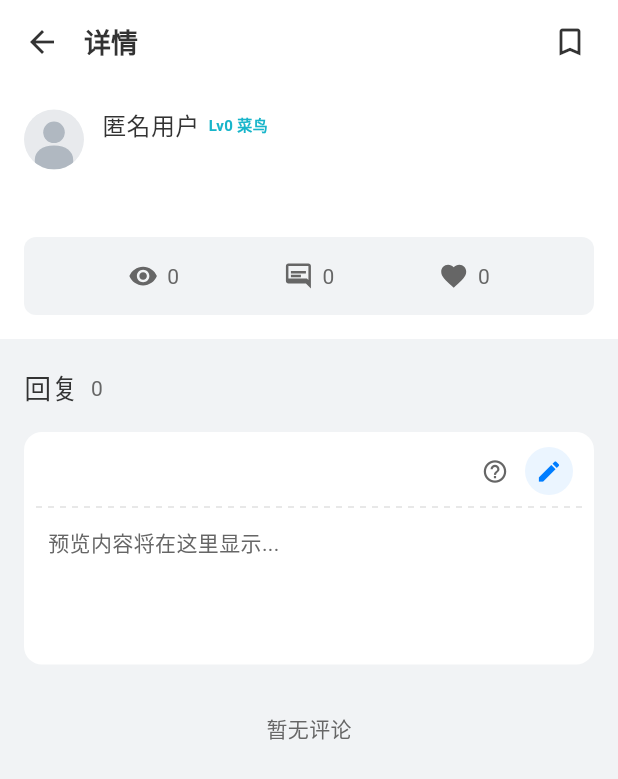
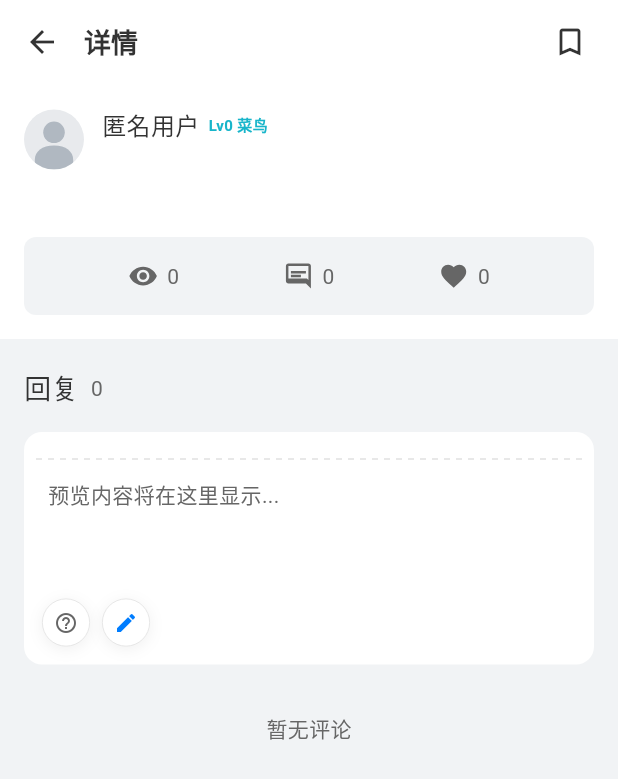
Before and after one commit to howtomakeaname/SSEMarket-X, a Flutter app: the PostDetailPage screen opened directly with empty values, after a tap on the "visibility" icon, on a phone screen of 412 x 824 dp. Shown: the top 779 px of the screen. Run offline on Flutter 3.47's test engine with Material 3 defaults, Android fonts, the phone set to English and light mode, and no system bars; our stand-ins replace extended_image, flutter_markdown, flutter_svg, image_picker, package_info_plus, shared_preferences and 1 more; missing offline and left inert: encrypt, flutter_math_fork, markdown, markdown_widget; accounts and stored records are empty.

Commit message:
feat(comment): 优化回复区输入组件布局

```diff
--- a/lib/shared/components/feedback/comment_input.dart
+++ b/lib/shared/components/feedback/comment_input.dart
@@ -255,11 +255,45 @@ class _CommentInputState extends State<CommentInput> {
           else
             _buildEditor(),
           const SizedBox(height: 6),
-          // 悬浮按钮组
+          // 底部按钮组
+          Padding(
+            padding: const EdgeInsets.symmetric(horizontal: 4),
+            child: Row(
+              mainAxisAlignment: MainAxisAlignment.spaceBetween,
+              children: [
+                // 左侧：帮助和预览按钮
+                Row(
+                  mainAxisSize: MainAxisSize.min,
+                  children: [
+                    // Markdown帮助按钮
+                    _buildBottomIconButton(
+                    icon: Icons.help_outline,
+                    tooltip: 'Markdown帮助',
+                    onPressed: () {
+                      Navigator.of(context).push(
+                        MaterialPageRoute(
+                          builder: (_) => const MarkdownHelpPage(),
+                        ),
+                      );
+                    },
+                  ),
+                  const SizedBox(width: 8),
+                  // 预览按钮
+                  _buildBottomIconButton(
+                    icon: _showPreview ? Icons.edit : Icons.visibility,
+                    tooltip: _showPreview ? '编辑' : '预览',
+                    onPressed: () {
+                      setState(() {
+                        _showPreview = !_showPreview;
+                      });
+                    },
+                    isActive: _showPreview,
+                  ),
+                ],
+              ),
+              // 右侧：颜文字和发送按钮
               if (!_showPreview)
-            Align(
-              alignment: Alignment.centerRight,
-              child: Row(
+                Row(
                   mainAxisSize: MainAxisSize.min,
                   children: [
                     // 颜文字按钮
@@ -324,6 +358,8 @@ class _CommentInputState extends State<CommentInput> {
                         padding: EdgeInsets.zero,
                         constraints: const BoxConstraints(),
                       ),
+                    ),
+                  ],
                 ),
               ],
             ),
@@ -425,8 +461,12 @@ class _CommentInputState extends State<CommentInput> {
     return Container(
       padding: const EdgeInsets.symmetric(horizontal: 4, vertical: 2),
       child: Row(
+        mainAxisAlignment: MainAxisAlignment.spaceBetween,
         children: [
-          // Markdown 工具按钮
+          // 左侧：Markdown 格式按钮
+          Row(
+            mainAxisSize: MainAxisSize.min,
+            children: [
               if (!_showPreview) ...[
                 _buildToolButton(
                   icon: Icons.format_bold,
@@ -453,39 +493,15 @@ class _CommentInputState extends State<CommentInput> {
                   tooltip: '引用：> 引用内容',
                   onPressed: () => _insertMarkdown('\n> ', '\n', placeholder: '引用内容'),
                 ),
+              ],
+            ],
+          ),
+          // 右侧：上传图片按钮
+          if (!_showPreview)
             _buildToolButton(
-              icon: Icons.image,
+              icon: _isUploading ? Icons.hourglass_empty : Icons.image,
               tooltip: '上传图片',
-              onPressed: _isUploading
-                  ? () {} // 空函数而不是 null
-                  : () {
-                      _pickAndUploadImage();
-                    },
-            ),
-          ],
-          const Spacer(),
-          // Markdown帮助
-          _buildToolButton(
-            icon: Icons.help_outline,
-            tooltip: 'Markdown帮助',
-            onPressed: () {
-              Navigator.of(context).push(
-                MaterialPageRoute(
-                  builder: (_) => const MarkdownHelpPage(),
-                ),
-              );
-            },
-          ),
-          // 预览按钮
-          _buildToolButton(
-            icon: _showPreview ? Icons.edit : Icons.visibility,
-            tooltip: _showPreview ? '编辑' : '预览',
-            onPressed: () {
-              setState(() {
-                _showPreview = !_showPreview;
-              });
-            },
-            isActive: _showPreview,
+              onPressed: _isUploading ? () {} : _pickAndUploadImage,
             ),
         ],
       ),
@@ -504,6 +520,44 @@ class _CommentInputState extends State<CommentInput> {
       tooltip: tooltip,
       onPressed: onPressed,
       isActive: isActive,
+    );
+  }
+
+  /// 底部图标按钮（左下角帮助和预览按钮）
+  Widget _buildBottomIconButton({
+    required IconData icon,
+    required String tooltip,
+    required VoidCallback onPressed,
+    bool isActive = false,
+  }) {
+    return Container(
+      width: 32,
+      height: 32,
+      decoration: BoxDecoration(
+        color: context.surfaceColor,
+        borderRadius: BorderRadius.circular(16),
+        border: Border.all(
+          color: context.dividerColor,
+          width: 0.5,
+        ),
+        boxShadow: [
+          BoxShadow(
+            color: Colors.black.withAlpha(15),
+            blurRadius: 8,
+            offset: const Offset(0, 2),
+          ),
+        ],
+      ),
+      child: Tooltip(
+        message: tooltip,
+        child: IconButton(
+          onPressed: onPressed,
+          icon: Icon(icon, size: 16),
+          color: isActive ? AppColors.primary : context.textSecondaryColor,
+          padding: EdgeInsets.zero,
+          constraints: const BoxConstraints(),
+        ),
+      ),
     );
   }
 
```
Lines whose indentation alone changed are shown as unchanged.
